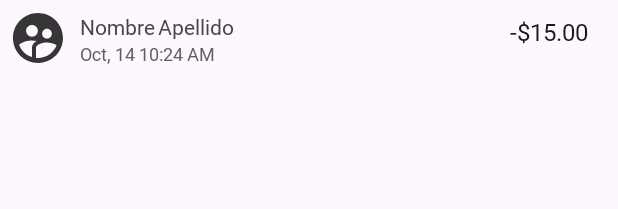
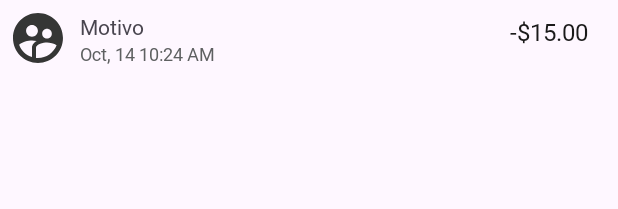
Before and after one commit to PanwebProDesign/AlkeWalletAndroid, an Android app: the layout card_view_list_users_transaction.xml on its own in the app's theme, with its tools: preview values and no code run, on a phone screen of 412 x 824 dp. Shown: the top 209 px of the screen. Run offline under Robolectric (Android 15) with nearby library versions, the phone set to English and light mode, and no system bars.

Commit message:
implementamos que muestre las transacciones, lo que si port ahora solamente estamos trallendo los datos basicos, sin nombre ni apellido, lo que muestra la api al listar cuentas

```diff
--- a/app/src/main/java/com/protectly/alkewallet/model/network/ApiService.kt
+++ b/app/src/main/java/com/protectly/alkewallet/model/network/ApiService.kt
@@ -7,6 +7,8 @@ import com.protectly.alkewallet.model.LoginRequest
 import com.protectly.alkewallet.model.LoginResponse
 import com.protectly.alkewallet.model.RegisterRequest
 import com.protectly.alkewallet.model.RegisterResponse
+import com.protectly.alkewallet.model.Transaction
+import com.protectly.alkewallet.model.TransactionsResponse
 import com.protectly.alkewallet.model.UserResponse
 import retrofit2.Response
 import retrofit2.http.Body
@@ -37,4 +39,7 @@ interface ApiService {
         @Body accountRequest: AccountRequest
     ): Response<AccountResponse>
 
+    @GET("transactions")
+    suspend fun getTransactions(@Header("Authorization") authHeader: String): Response<TransactionsResponse>
+
 }
--- a/app/src/main/java/com/protectly/alkewallet/viewmodel/LoginViewModel.kt
+++ b/app/src/main/java/com/protectly/alkewallet/viewmodel/LoginViewModel.kt
@@ -23,6 +23,7 @@ class LoginViewModel(application: Application) : AndroidViewModel(application) {
     lateinit var accessTokenVm: String
     lateinit var user: String
 
+    //aqui se guarda el token
     private val sharedPreferences = application.getSharedPreferences("AlkeWallet", Context.MODE_PRIVATE)
 
     fun login(email: String, password: String) {
--- a/app/src/main/res/layout/card_view_list_users_transaction.xml
+++ b/app/src/main/res/layout/card_view_list_users_transaction.xml
@@ -18,13 +18,13 @@
         app:srcCompat="@drawable/image_list_prof" />
 
     <TextView
-        android:id="@+id/name"
+        android:id="@+id/concept"
         android:layout_width="wrap_content"
         android:layout_height="wrap_content"
         android:layout_marginStart="8dp"
         android:layout_marginTop="8dp"
         android:fontFamily="@font/jua"
-        android:text="Nombre"
+        android:text="Motivo"
         android:textSize="14sp"
         app:layout_constraintStart_toEndOf="@+id/img_profile_list"
         app:layout_constraintTop_toTopOf="parent" />
@@ -37,8 +37,8 @@
         android:fontFamily="@font/jua"
         android:textSize="12sp"
         android:textColor="@color/plomooscuro"
-        app:layout_constraintStart_toStartOf="@+id/name"
-        app:layout_constraintTop_toBottomOf="@+id/name" />
+        app:layout_constraintStart_toStartOf="@+id/concept"
+        app:layout_constraintTop_toBottomOf="@+id/concept" />
 
     <TextView
         android:id="@+id/ammount_list"
@@ -53,15 +53,4 @@
         app:layout_constraintEnd_toEndOf="parent"
         app:layout_constraintTop_toTopOf="parent" />
 
-    <TextView
-        android:id="@+id/last_name"
-        android:layout_width="wrap_content"
-        android:layout_height="wrap_content"
-        android:layout_marginStart="2dp"
-        android:layout_marginTop="8dp"
-        android:fontFamily="@font/jua"
-        android:text="Apellido"
-        android:textSize="14sp"
-        app:layout_constraintStart_toEndOf="@+id/name"
-        app:layout_constraintTop_toTopOf="parent" />
 </androidx.constraintlayout.widget.ConstraintLayout>
```
Also changed, not shown: app/src/main/java/com/protectly/alkewallet/model/Transaction.kt (+13 -6 lines), app/src/main/java/com/protectly/alkewallet/model/TransactionsResponse.kt (added, +9 -0 lines), app/src/main/java/com/protectly/alkewallet/view/HomePageActivity.kt (+26 -24 lines), app/src/main/java/com/protectly/alkewallet/view/adapter/ListTransactionAdapter.kt (+4 -10 lines), app/src/main/java/com/protectly/alkewallet/viewmodel/TransactionViewModel.kt (added, +48 -0 lines), app/src/main/res/layout/activity_home_page.xml (+14 -50 lines), app/src/main/res/layout/activity_sign_up.xml (+24 -28 lines), app/src/main/res/drawable/default_user_image.png (added).
